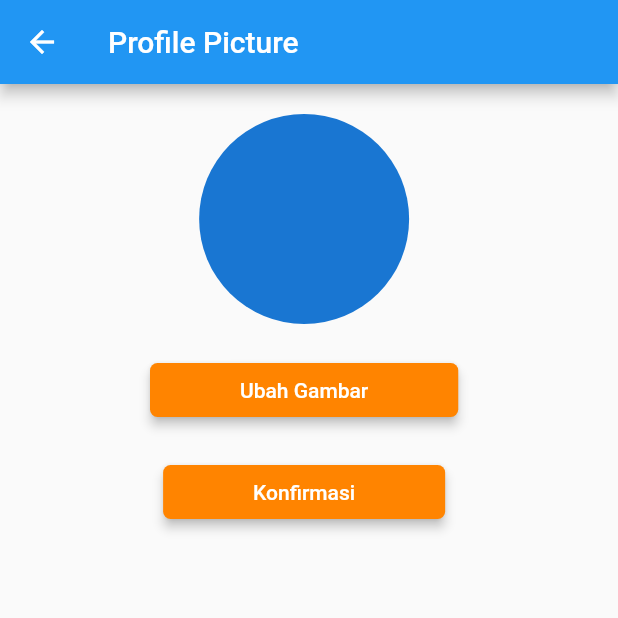
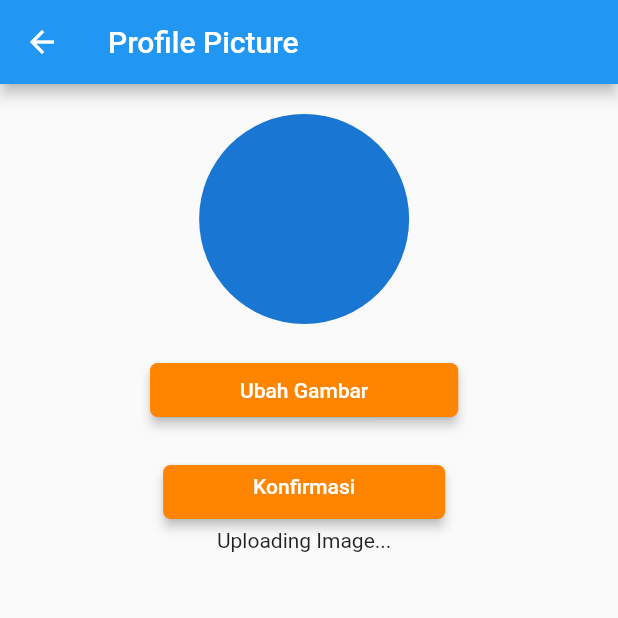
Before and after one commit to siwakasen/tubes_pbp, a Flutter app: the profileCameraView screen opened directly, after a tap on "Konfirmasi", on a phone screen of 412 x 824 dp, the top half of it. Run offline on Flutter 3.47's test engine with Material 2 defaults, Android fonts, the phone set to English and light mode, and no system bars; our stand-ins replace barcode_widget, extended_image, flutter_map, flutter_rating_bar, flutter_riverpod, flutter_slidable and 9 more; missing offline and left inert: checkbox_formfield; accounts and stored records are empty; network calls fail.

Commit message:
update makanan backend & reliable profile

```diff
--- a/lib/entity/makananEntity.dart
+++ b/lib/entity/makananEntity.dart
@@ -3,7 +3,7 @@ import 'dart:convert';
 class Makanan {
   int? id;
   String? namaMakanan;
-  String? hargaMakanan;
+  int? hargaMakanan;
   String? namaFoto;
 
   Makanan({this.id = 0, this.namaMakanan, this.hargaMakanan, this.namaFoto});
--- a/lib/view/profile/profileCamera.dart
+++ b/lib/view/profile/profileCamera.dart
@@ -26,6 +26,7 @@ class profileCameraView extends StatefulWidget {
 }
 
 class _profileCameraViewState extends State<profileCameraView> {
+  String uploadingMessage = '';
   String? imgString = '';
   final _formKey = GlobalKey<FormState>();
   late XFile xFile;
@@ -135,30 +136,45 @@ class _profileCameraViewState extends State<profileCameraView> {
                 //Saving image here
                 ElevatedButton(
                   style: ElevatedButton.styleFrom(
-                      backgroundColor: const Color.fromARGB(255, 255, 132,
-                          0), //background color of button //border width and color
-                      elevation: 3, //elevation of button
-                      shape: RoundedRectangleBorder(
-                          borderRadius: BorderRadius.circular(5)),
-                      padding: const EdgeInsets.only(
-                          left: 60, right: 60) //content padding inside button
-                      ),
-                  onPressed: () {
+                    backgroundColor: const Color.fromARGB(255, 255, 132, 0),
+                    elevation: 3,
+                    shape: RoundedRectangleBorder(
+                      borderRadius: BorderRadius.circular(5),
+                    ),
+                    padding: const EdgeInsets.only(left: 60, right: 60),
+                  ),
+                  onPressed: () async {
+                    setState(() {
+                      uploadingMessage = 'Uploading Image...';
+                    });
                     globals.setRefresh = 1;
-                    UserClient.updateImageUser(
+                    await UserClient.updateImageUser(
                         File(xFile.path), userId, xFile.name);
 
-                    Navigator.push(
+                    await Future.delayed(Duration(seconds: 1));
+
+                    setState(() {
+                      uploadingMessage = 'Success';
+                    });
+                    await Future.delayed(Duration(milliseconds: 20));
+                    Navigator.pop(
                       context,
                       MaterialPageRoute(
-                          builder: (_) => HomeViewStf(initialSelectedIndex: 3)),
+                        builder: (_) => HomeViewStf(initialSelectedIndex: 3),
+                      ),
                     );
                   },
-                  child: const Text(
-                    'Konfirmasi',
-                    style: TextStyle(color: Colors.white),
+                  child: const Column(
+                    children: [
+                      Text(
+                        'Konfirmasi',
+                        style: TextStyle(color: Colors.white),
+                      ),
+                      SizedBox(height: 8),
+                    ],
                   ),
-                )
+                ),
+                Text(uploadingMessage),
               ],
             ),
           ),
--- a/lib/view/profile/profile_edit.dart
+++ b/lib/view/profile/profile_edit.dart
@@ -256,7 +256,7 @@ class _ProfileEditState extends State<ProfileEdit> {
                                 bornDate: bornController.text,
                                 photo: photo),
                             userId);
-                        Navigator.push(
+                        Navigator.pop(
                           context,
                           MaterialPageRoute(
                               builder: (_) =>
```
Also changed, not shown: lib/client/makananClient.dart (+63 -13 lines), lib/view/adminView/add_menu.dart (+40 -18 lines), lib/view/adminView/list_food.dart (+15 -14 lines), lib/view/profile/profile_view.dart (+12 -9 lines), lib/view/userView/dashboard.dart (+5 -7 lines).
